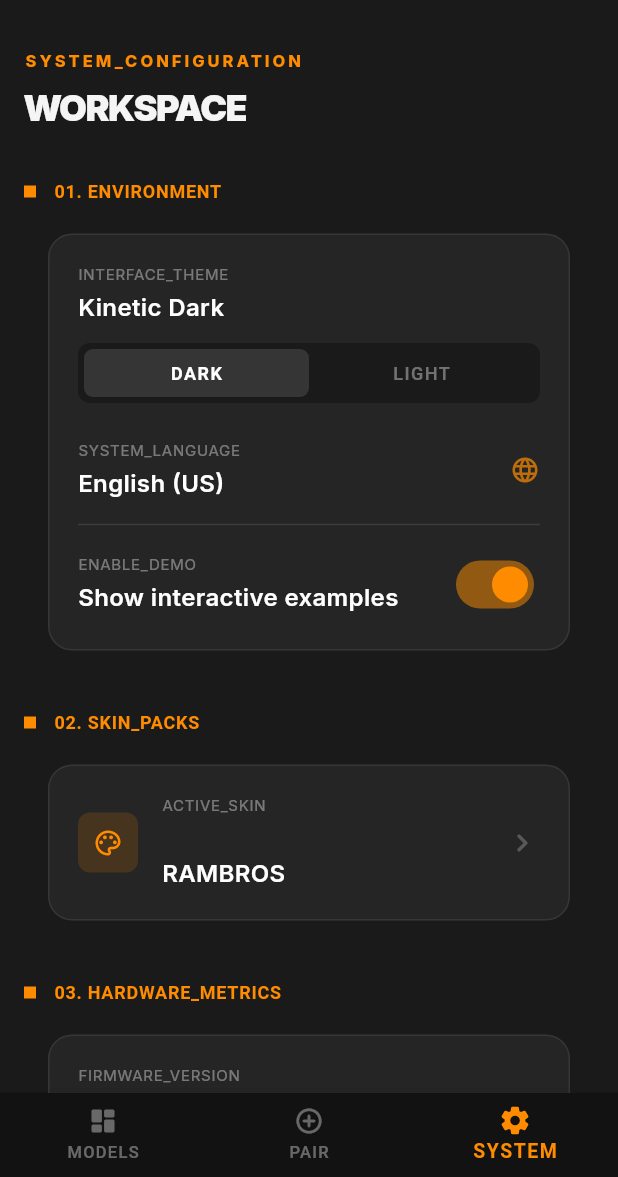
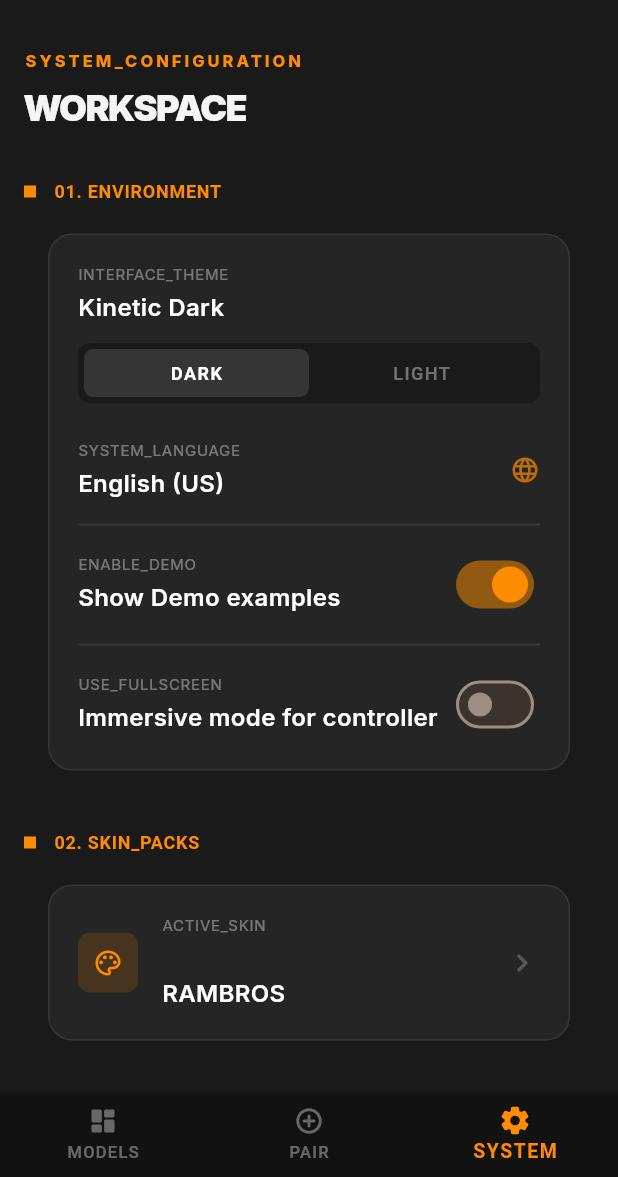
Before and after one commit to rambros3d/RadioKit, a Flutter app: the screen it shows after launch, item 3 of the bottom bar chosen, on a phone screen of 412 x 824 dp, the part 59-1236 px from its top. Run offline on Flutter 3.47's test engine with Material 3 defaults, Android fonts, the light colour scheme and no system bars; our stand-ins replace geolocator, go_router, google_fonts, lucide_icons_flutter, shared_preferences; missing offline and left inert: dart:js, dart:js_interop, universal_ble, usb_serial, webserial; Roboto replaces fonts that are missing (Audiowide, Changa).

```diff
--- a/flutter-app/lib/providers/debug_provider.dart
+++ b/flutter-app/lib/providers/debug_provider.dart
@@ -7,7 +7,7 @@ import '../services/transport_service.dart';
 import '../services/protocol_service.dart';
 
 /// Maximum number of entries kept in the ring-buffer.
-const int kDebugLogMaxEntries = 500;
+const int kDebugLogMaxEntries = 5000;
 
 /// Manages the debug packet log.
 ///
@@ -21,6 +21,7 @@ class DebugProvider extends ChangeNotifier implements DebugLogSink {
   String _searchTerm = '';
   PacketDirection? _dirFilter; // null = show both
   bool _debugMode = false;
+  int _totalTransferred = 0;
 
   // The raw transport used when sending manual packets
   TransportService? _transport;
@@ -31,6 +32,7 @@ class DebugProvider extends ChangeNotifier implements DebugLogSink {
   PacketDirection? get dirFilter => _dirFilter;
   bool get debugMode => _debugMode;
   TransportService? get transport => _transport;
+  int get totalTransferred => _totalTransferred;
 
   /// Attach (or replace) the transport so the Send panel can write packets.
   void attachTransport(TransportService t) {
@@ -44,6 +46,7 @@ class DebugProvider extends ChangeNotifier implements DebugLogSink {
   @override
   void addEntry(DebugLogEntry entry) {
     if (_paused) return;
+    _totalTransferred++;
     if (_all.length >= kDebugLogMaxEntries) _all.removeAt(0);
     _all.add(entry);
     notifyListeners();
@@ -89,6 +92,7 @@ class DebugProvider extends ChangeNotifier implements DebugLogSink {
 
   void clearLog() {
     _all.clear();
+    _totalTransferred = 0;
     notifyListeners();
   }
 
--- a/flutter-app/lib/providers/settings_provider.dart
+++ b/flutter-app/lib/providers/settings_provider.dart
@@ -1,4 +1,3 @@
-import 'dart:convert';
 import 'dart:convert';
 import 'package:flutter/foundation.dart';
 import 'package:shared_preferences/shared_preferences.dart';
@@ -7,10 +6,13 @@ import 'package:shared_preferences/shared_preferences.dart';
 class SettingsProvider with ChangeNotifier {
   static const _storageKey = 'radiokit_settings';
   static const _defaultShowDemo = true;
+  static const _defaultUseFullscreen = false;
 
   bool _showDemo = _defaultShowDemo;
+  bool _useFullscreen = _defaultUseFullscreen;
 
   bool get showDemo => _showDemo;
+  bool get useFullscreen => _useFullscreen;
 
   SettingsProvider() {
     _loadSettings();
@@ -24,6 +26,14 @@ class SettingsProvider with ChangeNotifier {
     }
   }
 
+  Future<void> setUseFullscreen(bool value) async {
+    if (_useFullscreen != value) {
+      _useFullscreen = value;
+      notifyListeners();
+      await _persist();
+    }
+  }
+
   Future<void> _loadSettings() async {
     try {
       final prefs = await SharedPreferences.getInstance();
@@ -31,6 +41,7 @@ class SettingsProvider with ChangeNotifier {
       if (data != null) {
         final decoded = Map<String, dynamic>.from(jsonDecode(data));
         _showDemo = decoded['showDemo'] ?? _defaultShowDemo;
+        _useFullscreen = decoded['useFullscreen'] ?? _defaultUseFullscreen;
       }
     } catch (e) {
       debugPrint('RadioKit: Failed to load settings: $e');
@@ -42,6 +53,7 @@ class SettingsProvider with ChangeNotifier {
       final prefs = await SharedPreferences.getInstance();
       final data = jsonEncode({
         'showDemo': _showDemo,
+        'useFullscreen': _useFullscreen,
       });
       await prefs.setString(_storageKey, data);
     } catch (e) {
--- a/flutter-app/lib/screens/home/system_tab.dart
+++ b/flutter-app/lib/screens/home/system_tab.dart
@@ -191,12 +191,28 @@ class SystemTab extends StatelessWidget {
               mainAxisAlignment: MainAxisAlignment.spaceBetween,
               children: [
                 const Expanded(
-                  child: _SettingLabel(label: 'ENABLE_DEMO', value: 'Show interactive examples'),
+                  child: _SettingLabel(label: 'ENABLE_DEMO', value: 'Show Demo examples'),
                 ),
                 Consumer<SettingsProvider>(
                   builder: (context, settings, _) => Switch(
                     value: settings.showDemo,
                     onChanged: (v) => settings.setShowDemo(v),
+                    activeColor: AppColors.brandOrange,
+                  ),
+                ),
+              ],
+            ),
+            const Divider(height: 32, color: Colors.white10),
+            Row(
+              mainAxisAlignment: MainAxisAlignment.spaceBetween,
+              children: [
+                const Expanded(
+                  child: _SettingLabel(label: 'USE_FULLSCREEN', value: 'Immersive mode for controller'),
+                ),
+                Consumer<SettingsProvider>(
+                  builder: (context, settings, _) => Switch(
+                    value: settings.useFullscreen,
+                    onChanged: (v) => settings.setUseFullscreen(v),
                     activeColor: AppColors.brandOrange,
                   ),
                 ),
```
Also changed, not shown: flutter-app/lib/providers/device_provider.dart (+32 -17 lines), flutter-app/lib/screens/control_screen.dart (+38 -9 lines), flutter-app/lib/screens/debug_screen.dart (+26 -9 lines), flutter-app/lib/screens/home/models_tab.dart (+37 -3 lines).
